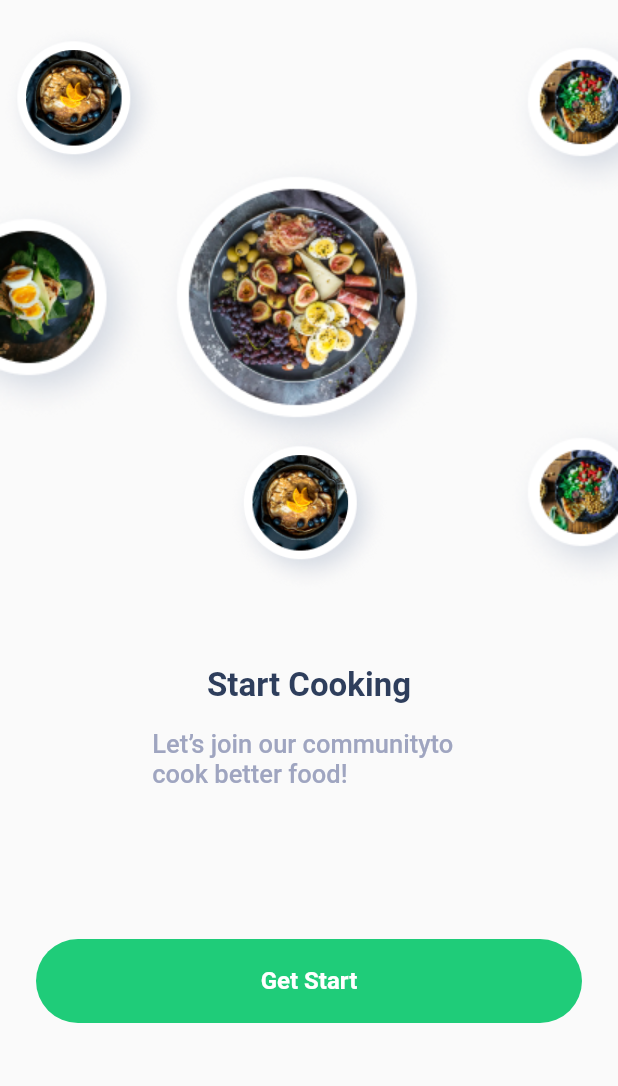
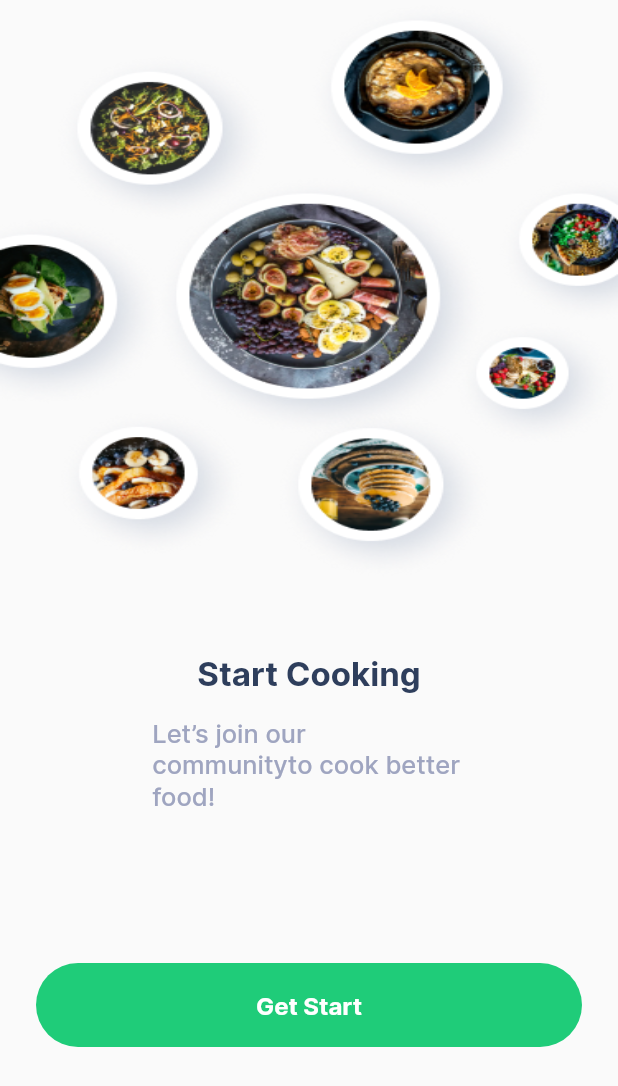
Before and after one commit to EEHAB963/chifio, a Flutter app: the screen it shows after launch, on a phone screen of 412 x 824 dp. Shown: the top 1086 px of the screen. Run offline on Flutter 3.47's test engine with Material 2 defaults, Android fonts, the phone set to English and light mode, and no system bars; our stand-ins replace iconly, pin_code_fields.

Commit message:
add font family

```diff
--- a/lib/Widget/text_form_fild.dart
+++ b/lib/Widget/text_form_fild.dart
@@ -3,20 +3,29 @@ import 'package:flutter/material.dart';
 import '../constans/colors.dart';
 
 class CustomTextFormFild extends StatelessWidget {
-  CustomTextFormFild({Key? key, this.icon, this.text, this.suffixIcon,this.readOnly=false,this.ontap})
+  CustomTextFormFild(
+      {Key? key,
+      this.icon,
+      this.text,
+      this.suffixIcon,
+      this.readOnly = false,
+      this.ontap,
+      this.onSaved})
       : super(key: key);
   String? text;
   IconData? icon;
   IconData? suffixIcon;
-  bool readOnly ;
+  bool readOnly;
   VoidCallback? ontap;
+  Function(String?)? onSaved;
 
   @override
   Widget build(BuildContext context) {
     return Padding(
       padding: const EdgeInsets.symmetric(horizontal: 26),
       child: TextFormField(
-        onTap:ontap ,
+        onTap: ontap,
+        onSaved: onSaved,
         readOnly: readOnly,
         decoration: InputDecoration(
           enabledBorder: OutlineInputBorder(
--- a/lib/main.dart
+++ b/lib/main.dart
@@ -2,6 +2,7 @@ import 'package:chefio/provider/home_provider.dart';
 import 'package:chefio/screen/basic_screen.dart/home_screen.dart';
 import 'package:chefio/screen/start_screens/login_screen.dart';
 import 'package:chefio/screen/start_screens/singUp_screen.dart';
+import 'package:chefio/screen/taps/home_tap.dart';
 import 'package:chefio/screen/taps/profile_tap.dart';
 import 'package:chefio/screen/taps/upload_tap.dart';
 
@@ -31,15 +32,15 @@ class MyApp extends StatelessWidget {
       child: MaterialApp(
         initialRoute: "start",
         routes: {
-          "start":(context)=>StartScreen(),
-          "homescreen":(context) => HomeScreen(),
-          "signUp":(context)=>SingUpScreen(),
-          "login":(context)=>LoginScreen(),
-          "upload":(context)=>UploadTap(),
-          "secondUpload":(context)=>SecondUploadScreen(),
-          "notification":(context) => NotifictionTap(),
-          "profile":(context) => ProfileTap(),
-
+          "start": (context) => StartScreen(),
+          "homescreen": (context) => HomeScreen(),
+          "signUp": (context) => SingUpScreen(),
+          "login": (context) => LoginScreen(),
+          "upload": (context) => UploadTap(),
+          "secondUpload": (context) => SecondUploadScreen(),
+          "notification": (context) => NotifictionTap(),
+          "profile": (context) => ProfileTap(),
+          "homeTab": (context) => HomeTap(),
         },
         debugShowCheckedModeBanner: false,
         title: 'Flutter Demo',
@@ -51,27 +52,33 @@ class MyApp extends StatelessWidget {
             textTheme: const TextTheme(
                 headline1: TextStyle(
                   fontSize: 22,
+                  fontFamily: 'Inter',
                   fontWeight: FontWeight.w700,
                   color: headLineColor,
                 ),
                 headline2: TextStyle(
+                    fontFamily: 'Inter',
                     fontSize: 17,
                     fontWeight: FontWeight.w700,
                     color: headLineColor),
                 headline3: TextStyle(
+                  fontFamily: 'Inter',
                   fontSize: 15,
                   fontWeight: FontWeight.w700,
                   color: headLineColor,
                 ),
                 bodyText1: TextStyle(
+                    fontFamily: 'Inter',
                     fontSize: 17,
                     fontWeight: FontWeight.w500,
                     color: textColor2),
                 bodyText2: TextStyle(
+                    fontFamily: 'Inter',
                     fontSize: 15,
                     fontWeight: FontWeight.w500,
                     color: headLineColor),
                 subtitle1: TextStyle(
+                    fontFamily: 'Inter',
                     fontSize: 12,
                     fontWeight: FontWeight.w500,
                     color: textColor2)),
--- a/lib/screen/start_screens/login_screen.dart
+++ b/lib/screen/start_screens/login_screen.dart
@@ -1,9 +1,7 @@
 import 'package:chefio/Widget/big_botton.dart';
 import 'package:chefio/Widget/text_form_fild.dart';
 import 'package:chefio/constans/colors.dart';
-import 'package:chefio/screen/basic_screen.dart/home_screen.dart';
 import 'package:chefio/screen/start_screens/password_recovery.dart';
-import 'package:chefio/screen/start_screens/singUp_screen.dart';
 import 'package:flutter/material.dart';
 import 'package:iconly/iconly.dart';
 
@@ -61,7 +59,7 @@ class LoginScreen extends StatelessWidget {
                         Navigator.push(
                           context,
                           MaterialPageRoute(
-                            builder: (context) => PasswordRecovery(),
+                            builder: (context) => const PasswordRecovery(),
                           ),
                         );
                       },
@@ -76,7 +74,8 @@ class LoginScreen extends StatelessWidget {
                 color: buttonColor,
                 text: 'Login',
                 onTap: () {
-                  Navigator.pushNamedAndRemoveUntil(context, "homescreen", (route) => false);
+                  Navigator.pushNamedAndRemoveUntil(
+                      context, "homescreen", (route) => false);
                 },
               ),
               const SizedBox(
@@ -98,7 +97,6 @@ class LoginScreen extends StatelessWidget {
                   TextButton(
                     onPressed: () {
                       Navigator.pushNamed(context, "signUp");
-
                     },
                     child: Text(
                       'Sign Up',
--- a/lib/screen/start_screens/start_screen.dart
+++ b/lib/screen/start_screens/start_screen.dart
@@ -9,57 +9,20 @@ class StartScreen extends StatelessWidget {
 
   @override
   Widget build(BuildContext context) {
-    return Scaffold(
+    return SafeArea(
+      child: Scaffold(
         body: Column(
           children: [
-          const SizedBox(
-            height: 16,
-          ),
             Expanded(
               flex: 1,
               child: Container(
-                child: Stack(
-              children: [
-                Align(
-                  alignment: Alignment.center,
+                width: double.infinity,
+                height: double.infinity,
                 child: Image.asset(
-                    'assets/images/image 44.png',
+                  'assets/images/Onboarding.png',
+                  fit: BoxFit.fill,
                 ),
               ),
-                Align(
-                  alignment: Alignment.centerLeft,
-                  child: Image.asset(
-                    'assets/images/Ellipse 2.png',
-                  ),
-                ),
-                Align(
-                  alignment: Alignment.bottomRight,
-                  child: Image.asset(
-                    'assets/images/Ellipse 7.png',
-                  ),
-                ),
-                Align(
-                  alignment: Alignment.topRight,
-                  child: Image.asset(
-                    'assets/images/Ellipse 7.png',
-                  ),
-                ),
-                Align(
-                  alignment: Alignment.bottomCenter,
-                  child: Image.asset(
-                    'assets/images/image 3.png',
-                    height: 110,
-                  ),
-                ),
-                Align(
-                  alignment: Alignment.topLeft,
-                  child: Image.asset(
-                    'assets/images/image 3.png',
-                    height: 110,
-                  ),
-                ),
-              ],
-            )),
             ),
             const SizedBox(
               height: 48,
@@ -87,9 +50,8 @@ class StartScreen extends StatelessWidget {
                     ),
                     InkWell(
                         onTap: () {
-                       Navigator.pushNamedAndRemoveUntil(context, "login", (route) => false);
-
-
+                          Navigator.pushNamedAndRemoveUntil(
+                              context, "login", (route) => false);
                         },
                         child:
                             MyTextButon(color: buttonColor, text: 'Get Start')),
@@ -99,6 +61,7 @@ class StartScreen extends StatelessWidget {
             ),
           ],
         ),
+      ),
     );
   }
 }
--- a/lib/screen/taps/home_tap.dart
+++ b/lib/screen/taps/home_tap.dart
@@ -32,10 +32,8 @@ class HomeTap extends StatelessWidget {
                       height: 50,
                     ),
                     CustomTextFormFild(
-                      ontap: (){},
-
+                      ontap: () {},
                       readOnly: true,
-
                       icon: IconlyBroken.search,
                       text: 'Search',
                     ),
@@ -62,7 +60,6 @@ class HomeTap extends StatelessWidget {
                 child: Container(
                   color: Colors.white,
                   width: double.infinity,
-                  // height: size.height - 10 - size.height / 3,
                   child: Column(
                     children: [
                       const SizedBox(
@@ -70,18 +67,13 @@ class HomeTap extends StatelessWidget {
                       ),
                       LeftAndRight(lr: provider.leftAndRaet),
                       Expanded(
-                        child: Container(
-                          // padding: const EdgeInsets.only(left: 10, right: 10),
                         child: GridView.count(
-                            padding: EdgeInsets.symmetric(horizontal: 23),
+                          padding: const EdgeInsets.symmetric(horizontal: 23),
                           crossAxisCount: 2,
-
-                            //mainAxisSpacing: 10,
                           childAspectRatio: 1 / 1.6,
                           children: List.generate(
                             5,
                             (index) => ProductItemWidget(),
-                            ),
                           ),
                         ),
                       ),
--- a/lib/screen/taps/upload_tap.dart
+++ b/lib/screen/taps/upload_tap.dart
@@ -29,7 +29,8 @@ class _UploadTapState extends State<UploadTap> {
                     children: [
                       TextButton(
                           onPressed: () {
-                            Navigator.pushReplacementNamed(context, "homescreen");
+                            Navigator.pushReplacementNamed(
+                                context, "homescreen");
                           },
                           child: Text(
                             "Cancel",
@@ -128,7 +129,7 @@ class _UploadTapState extends State<UploadTap> {
           child: Column(
               mainAxisAlignment: MainAxisAlignment.spaceBetween,
               crossAxisAlignment: CrossAxisAlignment.center,
-              children: [
+              children: const [
                 Icon(
                   Icons.photo,
                   size: 65,
```
Also changed, not shown: pubspec.yaml (+7 -6 lines), assets/fonts/Inter-Bold.ttf (added), assets/fonts/Inter-Medium.ttf (added), assets/images/Onboarding.png (added), pubspec.lock. Lines whose indentation alone changed are shown as unchanged.
